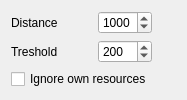
Above: src/plugins/contactproximitynotification/contactproximitynotificationoptions.ui from xnamed/vacuum-im before the change. Below: the same form after it.
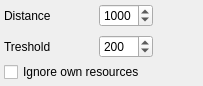
That is the form after the change.

The edit to the form file:
```diff
--- a/src/plugins/contactproximitynotification/contactproximitynotificationoptions.ui
+++ b/src/plugins/contactproximitynotification/contactproximitynotificationoptions.ui
@@ -6,19 +6,43 @@
    <rect>
     <x>0</x>
     <y>0</y>
-    <width>187</width>
-    <height>87</height>
+    <width>203</width>
+    <height>77</height>
    </rect>
   </property>
+  <property name="sizePolicy">
+   <sizepolicy hsizetype="Expanding" vsizetype="Preferred">
+    <horstretch>0</horstretch>
+    <verstretch>0</verstretch>
+   </sizepolicy>
+  </property>
   <property name="windowTitle">
    <string notr="true">Contact proximity notification options</string>
   </property>
   <layout class="QGridLayout" name="gridLayout">
+   <property name="leftMargin">
+    <number>4</number>
+   </property>
+   <property name="topMargin">
+    <number>4</number>
+   </property>
+   <property name="rightMargin">
+    <number>4</number>
+   </property>
+   <property name="bottomMargin">
+    <number>4</number>
+   </property>
+   <property name="spacing">
+    <number>4</number>
+   </property>
    <item row="3" column="1">
     <spacer name="horizontalSpacer_2">
      <property name="orientation">
       <enum>Qt::Horizontal</enum>
      </property>
+     <property name="sizeType">
+      <enum>QSizePolicy::Preferred</enum>
+     </property>
      <property name="sizeHint" stdset="0">
       <size>
        <width>40</width>
@@ -30,7 +54,7 @@
    <item row="3" column="2">
     <widget class="QSpinBox" name="spbTreshold">
      <property name="sizePolicy">
-      <sizepolicy hsizetype="MinimumExpanding" vsizetype="Fixed">
+      <sizepolicy hsizetype="Preferred" vsizetype="Preferred">
        <horstretch>0</horstretch>
        <verstretch>0</verstretch>
       </sizepolicy>
@@ -52,7 +76,7 @@
    <item row="1" column="2">
     <widget class="QSpinBox" name="spbDistance">
      <property name="sizePolicy">
-      <sizepolicy hsizetype="MinimumExpanding" vsizetype="Fixed">
+      <sizepolicy hsizetype="Preferred" vsizetype="Preferred">
        <horstretch>0</horstretch>
        <verstretch>0</verstretch>
       </sizepolicy>
@@ -97,6 +121,9 @@
      <property name="orientation">
       <enum>Qt::Horizontal</enum>
      </property>
+     <property name="sizeType">
+      <enum>QSizePolicy::Preferred</enum>
+     </property>
      <property name="sizeHint" stdset="0">
       <size>
        <width>40</width>
@@ -105,7 +132,7 @@
      </property>
     </spacer>
    </item>
-   <item row="1" column="3">
+   <item row="1" column="3" rowspan="2">
     <spacer name="horizontalSpacer_3">
      <property name="orientation">
       <enum>Qt::Horizontal</enum>
```
